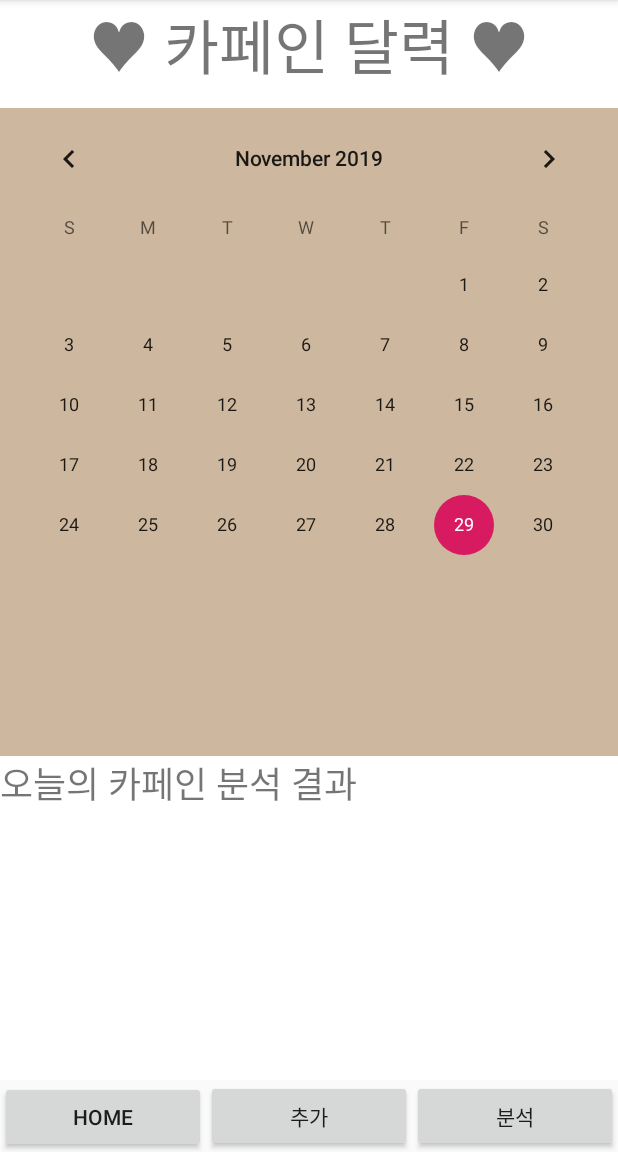
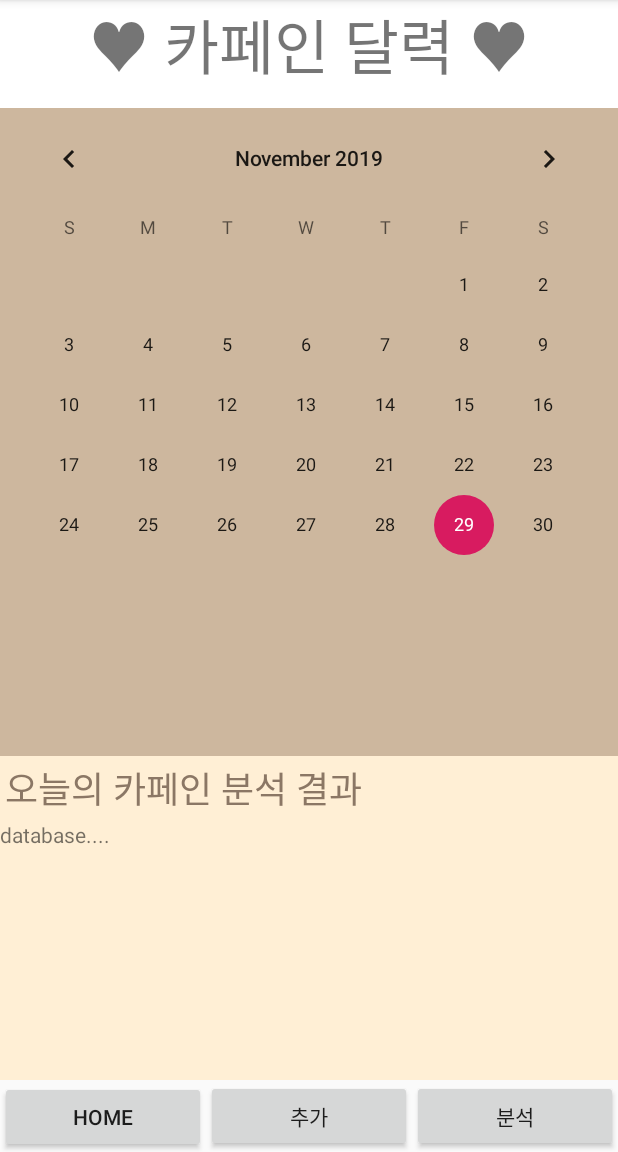
Before and after one commit to cksalchl0102/CaffeineLog, an Android app: the fragment AnalysisFragment placed in its activity, on a phone screen of 412 x 824 dp, the part 84-1236 px from its top. Run offline under Robolectric (Android 15) with nearby library versions, the phone set to English and light mode, and no system bars.

Commit message:
analysisFragment commit 2

```diff
--- a/app/src/main/java/kr/co/caffeinelog/AnalysisFragment.java
+++ b/app/src/main/java/kr/co/caffeinelog/AnalysisFragment.java
@@ -21,8 +21,7 @@ public class AnalysisFragment extends Fragment {
         ViewGroup rootView = (ViewGroup) inflater.inflate(R.layout.analysis_fragment, container, false);
 
         textView = rootView.findViewById(R.id.analysisCaffeine);
-        textView.setText("오늘의 카페인 분석 결과");
-        textView.setTextSize(24);
+        textView.setText("database....");
 
         return rootView;
 
--- a/app/src/main/res/layout/analysis_fragment.xml
+++ b/app/src/main/res/layout/analysis_fragment.xml
@@ -12,20 +12,38 @@
         android:layout_height="0dp"
         android:layout_weight="1"
         android:background="#FFFFFF"
+        android:text="♥ 카페인 달력 ♥"
         android:textAlignment="center"
-        android:text="♥ 카페인 달력 ♥"
-        android:textSize="40dp"/>
+        android:textSize="40dp" />
 
     <CalendarView
         android:layout_width="match_parent"
         android:layout_height="0dp"
         android:layout_weight="6" />
 
-    <TextView
-        android:id="@+id/analysisCaffeine"
+    <LinearLayout
         android:layout_width="match_parent"
         android:layout_height="0dp"
         android:layout_weight="3"
-        android:background="#FFFFFF" />
+        android:orientation="vertical"
+        android:weightSum="5">
+
+        <TextView
+            android:layout_width="match_parent"
+            android:layout_height="0dp"
+            android:layout_weight="1"
+            android:background="#ffefd5"
+            android:textColor="#8b7765"
+            android:textSize="24dp"
+            android:padding="3dp"
+            android:text="오늘의 카페인 분석 결과"/>
+
+        <TextView
+            android:id="@+id/analysisCaffeine"
+            android:layout_width="match_parent"
+            android:layout_height="0dp"
+            android:layout_weight="4"
+            android:background="#ffefd5" />
+    </LinearLayout>
 
 </LinearLayout>
```
